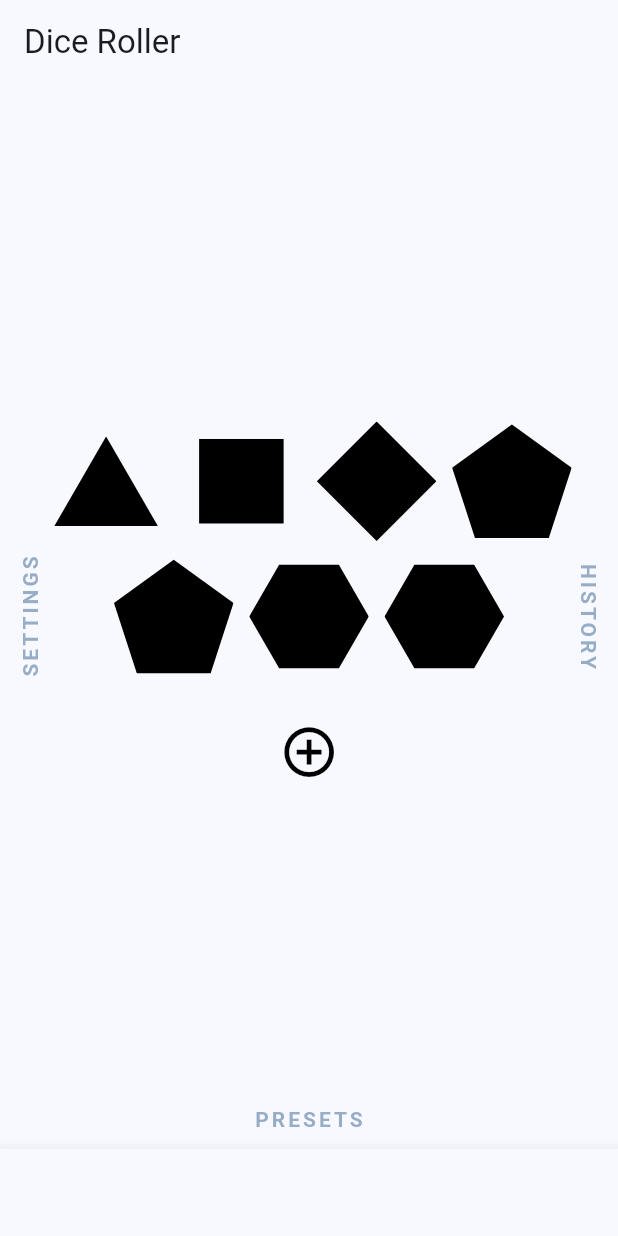
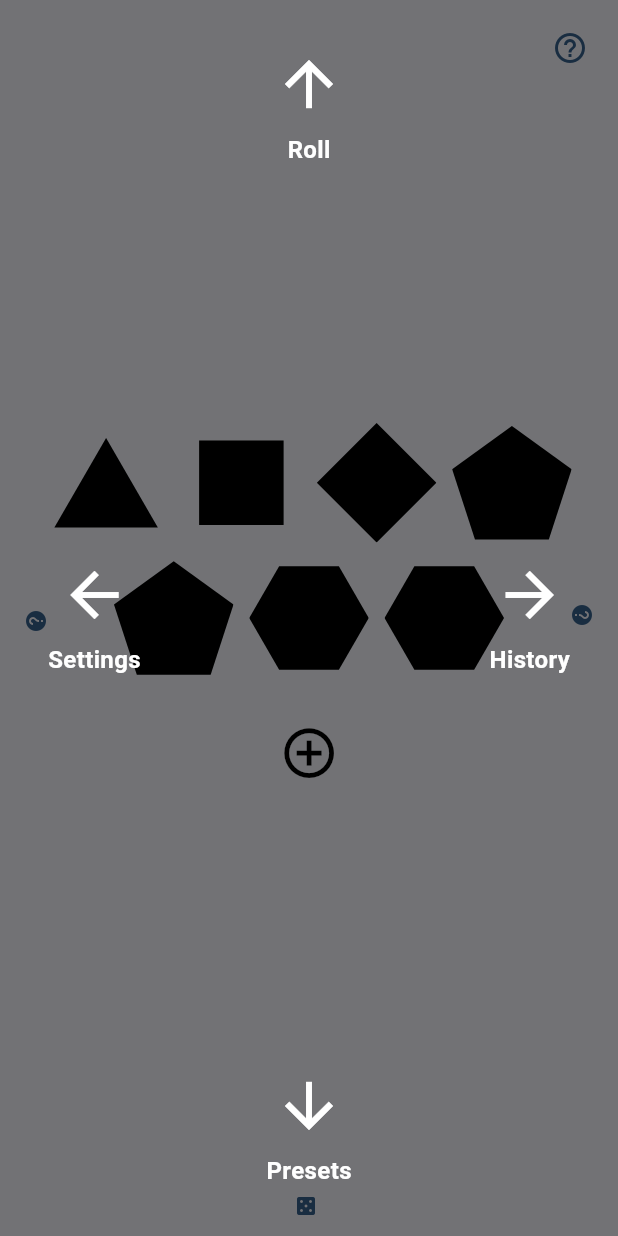
Before and after one commit to leorfernandes/mobile-dice-rolling, a Flutter app: the screen it shows after launch, on a phone screen of 412 x 824 dp. Run offline on Flutter 3.47's test engine with Material 3 defaults, Android fonts, the phone set to English and light mode, and no system bars; our stand-ins replace flutter_svg, just_audio, shared_preferences.

Commit message:
Help button added

```diff
--- a/lib/models/dice_set.dart
+++ b/lib/models/dice_set.dart
@@ -2,12 +2,13 @@ class DiceSet {
   final Map<int, int> dice;
   final int modifier;
 
-  //Constructor
+  // Constructor
   const DiceSet({
     required this.dice,
     this.modifier = 0,
   });
 
+  // Copy with optional new values
   DiceSet copyWith({
     Map<int, int>? dice,
     int? modifier,
@@ -30,14 +31,11 @@ class DiceSet {
     if (!dice.containsKey(sides) || dice[sides] == 0) {
       return this;
     }
-
     final newDice = Map<int, int>.from(dice);
     newDice[sides] = newDice[sides]! - 1;
-
     if (newDice[sides] == 0) {
       newDice.remove(sides);
     }
-
     return copyWith(dice: newDice);
   }
 
@@ -46,37 +44,28 @@ class DiceSet {
     if (!dice.containsKey(sides) || dice[sides] == 0) {
       return this;
     }
-
     final newDice = Map<int, int>.from(dice);
-    newDice[sides] = 0;
-
-    if (newDice[sides] == 0) {
-      newDice.remove(sides);
-    }
-
+    newDice.remove(sides);
     return copyWith(dice: newDice);
   }
 
-
   // Get a formatted description of the dice set
   String get description {
-    List<String> parts = [];
-
+    final parts = <String>[];
     dice.forEach((sides, count) {
       if (count > 0) {
         parts.add('${count}d$sides');
       }
     });
-
     if (modifier > 0) {
       parts.add('+ $modifier');
     } else if (modifier < 0) {
       parts.add('- ${modifier.abs()}');
     }
-
     return parts.join(' ');
   }
 
+  // Serialization
   Map<String, dynamic> toMap() {
     return {
       'dice': dice.map((key, value) => MapEntry(key.toString(), value)),
@@ -85,9 +74,8 @@ class DiceSet {
   }
 
   factory DiceSet.fromMap(Map<String, dynamic> map) {
-    final diceMap = (map['dice'] as Map<String, dynamic>).map((key, value) =>
-      MapEntry(int.parse(key), value as int));
-
+    final diceMap = (map['dice'] as Map<String, dynamic>)
+        .map((key, value) => MapEntry(int.parse(key), value as int));
     return DiceSet(
       dice: diceMap,
       modifier: map['modifier'] as int,
--- a/lib/screens/main_screen.dart
+++ b/lib/screens/main_screen.dart
@@ -3,6 +3,7 @@ import '../widgets/dice_roller.dart';
 import '../widgets/history.dart';
 import '../widgets/settings.dart';
 import '../screens/presets_screen.dart';
+import '../widgets/help_overlay.dart';
 
 class MainScreen extends StatefulWidget {
   const MainScreen({super.key});
@@ -12,13 +13,12 @@ class MainScreen extends StatefulWidget {
 }
 
 class _MainScreenState extends State<MainScreen> {
-  // Horizontal navigation (Settings <> Roller <> History)
+  // Controllers and page indices
   final PageController _horizontalController = PageController(initialPage: 1);
+  final PageController _verticalController = PageController(initialPage: 0);
   int _horizontalPage = 1;
-
-  // Vertical navigation (Main screens <> Presets)
-  final PageController _verticalController = PageController(initialPage: 0);
   int _verticalPage = 0;
+  bool _showHelp = false;
 
   @override
   void dispose() {
@@ -30,12 +30,51 @@ class _MainScreenState extends State<MainScreen> {
   @override
   Widget build(BuildContext context) {
     return Scaffold(
-      appBar: AppBar(
-        title: Text(_getTitleText()),
-      ),
       body: Stack(
         children: [
-          PageView(
+          Stack(
+            children: [
+          _buildMainPageView(),
+          ..._buildEdgeTapAreas(context),
+          _buildHelpButton(),
+            ],
+          ),
+      if (_showHelp)
+        HelpOverlay(
+          onDismiss: () => setState(() => _showHelp = false),
+          horizontalPage: _horizontalPage,
+          verticalPage: _verticalPage,
+        ),
+        ]
+      )
+    );
+  }
+
+  @override
+  void initState() {
+    super.initState();
+    WidgetsBinding.instance.addPostFrameCallback((_) {
+      setState(() => _showHelp = true);
+    });
+  }
+
+  Widget _buildHelpButton() {
+    return Positioned(
+      top: MediaQuery.of(context).padding.top + 8,
+      right: 8,
+      child: Material(
+        color: Colors.transparent,
+        child: IconButton(
+          icon: const Icon(Icons.help_outline),
+          onPressed: () => setState(() => _showHelp = true),
+          color: Theme.of(context).primaryColor,
+        ),
+      ),
+    );
+  }
+
+  Widget _buildMainPageView() {
+    return PageView(
       scrollDirection: Axis.vertical,
       controller: _verticalController,
       onPageChanged: (index) {
@@ -44,7 +83,7 @@ class _MainScreenState extends State<MainScreen> {
         });
       },
       children: [
-              // Top: Main horizontal PageView
+        // Main horizontal PageView
         PageView(
           controller: _horizontalController,
           onPageChanged: (index) {
@@ -58,7 +97,7 @@ class _MainScreenState extends State<MainScreen> {
             RollHistory(),
           ],
         ),
-              // Bottom: Presets Screen
+        // Presets Screen
         PresetsScreen(
           onNavigateToRoller: () {
             _verticalController
@@ -77,12 +116,15 @@ class _MainScreenState extends State<MainScreen> {
           },
         ),
       ],
-          ),
+    );
+  }
 
-          // Edge tap areas for navigation
-          // Right edge tap area to navigate to dice roller (visible on settings page)
-          if (_verticalPage == 0 && _horizontalPage == 0)
-            _buildEdgeTapArea(
+  List<Widget> _buildEdgeTapAreas(BuildContext context) {
+    final List<Widget> areas = [];
+
+    // Settings page: right edge to roller
+    if (_verticalPage == 0 && _horizontalPage == 0) {
+      areas.add(_buildEdgeTapArea(
         context: context,
         alignment: Alignment.centerRight,
         onTap: () => _horizontalController.animateToPage(
@@ -90,12 +132,13 @@ class _MainScreenState extends State<MainScreen> {
           duration: const Duration(milliseconds: 300),
           curve: Curves.easeInOut,
         ),
-              label: 'ROLLER',
         quarterTurns: 1,
-            ),
+      ));
+    }
 
-          // Left edge tap area to navigate to settings (visible on dice roller page)
-          if (_verticalPage == 0 && _horizontalPage == 1)
+    // Dice roller page: left to settings, right to history, bottom to presets
+    if (_verticalPage == 0 && _horizontalPage == 1) {
+      areas.addAll([
         _buildEdgeTapArea(
           context: context,
           alignment: Alignment.centerLeft,
@@ -104,12 +147,8 @@ class _MainScreenState extends State<MainScreen> {
             duration: const Duration(milliseconds: 300),
             curve: Curves.easeInOut,
           ),
-              label: 'SETTINGS',
           quarterTurns: 3,
         ),
-
-          // Right edge tap area to navigate to history (visible on dice roller page)
-          if (_verticalPage == 0 && _horizontalPage == 1)
         _buildEdgeTapArea(
           context: context,
           alignment: Alignment.centerRight,
@@ -118,12 +157,8 @@ class _MainScreenState extends State<MainScreen> {
             duration: const Duration(milliseconds: 300),
             curve: Curves.easeInOut,
           ),
-              label: 'HISTORY',
           quarterTurns: 1,
         ),
-
-          // Bottom edge tap area to navigate to presets (visible on dice roller page)
-          if (_verticalPage == 0 && _horizontalPage == 1)
         _buildEdgeTapArea(
           context: context,
           alignment: Alignment.bottomCenter,
@@ -132,14 +167,15 @@ class _MainScreenState extends State<MainScreen> {
             duration: const Duration(milliseconds: 300),
             curve: Curves.easeInOut,
           ),
-              label: 'PRESETS',
           quarterTurns: 0,
           isHorizontal: true,
         ),
+      ]);
+    }
 
-          // Left edge tap area to navigate to roller (visible on history page)
-          if (_verticalPage == 0 && _horizontalPage == 2)
-            _buildEdgeTapArea(
+    // History page: left to roller
+    if (_verticalPage == 0 && _horizontalPage == 2) {
+      areas.add(_buildEdgeTapArea(
         context: context,
         alignment: Alignment.centerLeft,
         onTap: () => _horizontalController.animateToPage(
@@ -147,13 +183,13 @@ class _MainScreenState extends State<MainScreen> {
           duration: const Duration(milliseconds: 300),
           curve: Curves.easeInOut,
         ),
-              label: 'ROLLER',
         quarterTurns: 3,
-            ),
+      ));
+    }
 
-          // Top edge tap area to navigate to roller (visible on presets page)
-          if (_verticalPage == 1)
-            _buildEdgeTapArea(
+    // Presets page: top to roller
+    if (_verticalPage == 1) {
+      areas.add(_buildEdgeTapArea(
         context: context,
         alignment: Alignment.topCenter,
         onTap: () => _verticalController.animateToPage(
@@ -161,67 +197,18 @@ class _MainScreenState extends State<MainScreen> {
           duration: const Duration(milliseconds: 300),
           curve: Curves.easeInOut,
         ),
-              label: 'ROLLER',
         quarterTurns: 0,
         isHorizontal: true,
-            ),
-        ],
-      ),
-      bottomNavigationBar: BottomNavigationBar(
-        currentIndex: _verticalPage == 1 ? 3 : _horizontalPage,
-        onTap: (index) {
-          if (index == 3) {
-            // Navigate to presets (vertical swipe)
-            _verticalController.animateToPage(
-              1,
-              duration: const Duration(milliseconds: 300),
-              curve: Curves.easeInOut,
-            );
-          } else {
-            // First ensure we're on the main screen
-            if (_verticalPage == 1) {
-              _verticalController.animateToPage(
-                0,
-                duration: const Duration(milliseconds: 300),
-                curve: Curves.easeInOut,
-              );
-            }
-            // Then navigate horizontally
-            _horizontalController.animateToPage(
-              index,
-              duration: const Duration(milliseconds: 300),
-              curve: Curves.easeInOut,
-            );
-          }
-        },
-        items: const [
-          BottomNavigationBarItem(
-            icon: Icon(Icons.settings),
-            label: 'Settings',
-          ),
-          BottomNavigationBarItem(
-            icon: Icon(Icons.casino),
-            label: 'Roller',
-          ),
-          BottomNavigationBarItem(
-            icon: Icon(Icons.history),
-            label: 'History',
-          ),
-          BottomNavigationBarItem(
-            icon: Icon(Icons.save),
-            label: 'Presets',
-          ),
-        ],
-      ),
-    );
+      ));
     }
 
-  // Helper widget for edge tap areas
+    return areas;
+  }
+
   Widget _buildEdgeTapArea({
     required BuildContext context,
     required Alignment alignment,
     required VoidCallback onTap,
-    required String label,
     required int quarterTurns,
     bool isHorizontal = false,
   }) {
@@ -235,54 +222,51 @@ class _MainScreenState extends State<MainScreen> {
             height: isHorizontal ? 40 : double.infinity,
             color: Colors.transparent,
             child: Center(
+              child: Container(
+                padding: const EdgeInsets.symmetric(vertical: 8, horizontal: 16),
                 child: RotatedBox(
                 quarterTurns: quarterTurns,
-                child: Text(
-                  label,
-                  style: TextStyle(
-                    color: Theme.of(context).primaryColor.withOpacity(0.5),
-                    fontWeight: FontWeight.bold,
-                    letterSpacing: 2,
+                child: Row(
+                  mainAxisSize: MainAxisSize.min,
+                  children: [
+                    Icon(
+                      _getIcon(alignment, _verticalPage, _horizontalPage),
+                      color: Theme.of(context).primaryColor,
+                      size: 16,
+                    ),
+                    const SizedBox(width: 4),
+                  ],
                 ),
               ),
             ),
           ),
         ),
       ),
-      ),
+      )
     );
   }
 
-  // Helper methods for dynamic UI elements
-  String _getTitleText() {
-    if (_verticalPage == 1) return 'Saved Presets';
-
-    switch (_horizontalPage) {
-      case 0:
-        return 'Settings';
-      case 1:
-        return 'Dice Roller';
-      case 2:
-        return 'Roll History';
-      case 3:
-        return 'Saved Presets';
-      default:
-        return 'Dice Roller';
+  IconData _getIcon(Alignment alignment, int horizontalPage, int verticalPage) {
+    if (verticalPage == 0) {
+      // On the horizontal pages
+      switch (horizontalPage) {
+        case 0: // Settings page
+          if (alignment == Alignment.centerRight) return Icons.casino;
+          break;
+        case 1: // Dice Roller Page
+          if (alignment == Alignment.centerLeft) return Icons.settings;
+          if (alignment == Alignment.centerRight) return Icons.history;
+          if (alignment == Alignment.topCenter) return Icons.save;
+          if (alignment == Alignment.bottomCenter) return Icons.casino;
+          break;
+        case 2: // History page
+          if (alignment == Alignment.centerLeft) return Icons.casino;
+          break;
+      }
+    } else {
+      // On the presets page
+      if (alignment == Alignment.bottomCenter) return Icons.casino;
+    }
+    return Icons.help_outlined;
   }
 }
-
-  IconData _getTitleIcon() {
-    if (_verticalPage == 1) return Icons.save;
-
-    switch (_horizontalPage) {
-      case 0:
-        return Icons.casino;
-      case 1:
-        return Icons.history;
-      case 2:
-        return Icons.settings;
-      default:
-        return Icons.casino;
-    }
-  }
-}
--- /dev/null
+++ b/lib/widgets/help_overlay.dart
@@ -0,0 +1,125 @@
+import 'package:flutter/material.dart';
+
+class HelpOverlay extends StatelessWidget {
+  final VoidCallback onDismiss;
+  final int horizontalPage;
+  final int verticalPage;
+
+  const HelpOverlay({
+    super.key,
+    required this.onDismiss,
+    required this.horizontalPage,
+    required this.verticalPage,
+  });
+
+  @override
+  Widget build(BuildContext context) {
+    return Stack(
+      children: [
+        // Semi-transparent background
+        GestureDetector(
+          onTap: onDismiss,
+          child: Container(
+            color: Colors.black54,
+          ),
+        ),
+        // Arrows and text
+        Center (
+          child: Stack(
+            children:
+              _buildArrows(),
+          ),
+        ),
+      ],
+    );
+  }
+
+  List<Widget> _buildArrows() {
+    final List<Widget> arrows = [];
+
+    if (verticalPage == 0) {
+      // On the horizontal pages
+      switch (horizontalPage) {
+        case 0: // Settings page
+          arrows.add(_buildArrow(
+            alignment: Alignment.centerRight,
+            icon: Icons.arrow_forward,
+            label: 'Roller',
+          ));
+          break;
+        case 1: // Dice Roller Page
+          arrows.addAll([
+            _buildArrow(
+              alignment: Alignment.topCenter,
+              icon: Icons.arrow_upward,
+              label: 'Roll',
+            ),
+            _buildArrow(
+              alignment: Alignment.centerLeft,
+              icon: Icons.arrow_back,
+              label: 'Settings',
+            ),
+            _buildArrow(
+              alignment: Alignment.centerRight,
+              icon: Icons.arrow_forward,
+              label: 'History',
+            ),
+            _buildArrow(
+              alignment: Alignment.bottomCenter,
+              icon: Icons.arrow_downward,
+              label: 'Presets',
+            ),
+          ]);
+          break;
+        case 2: // History page
+          arrows.add(_buildArrow(
+            alignment: Alignment.centerLeft,
+            icon: Icons.arrow_back,
+            label: 'Roller',
+          ));
+          break;
+      }
+    } else {
+      // On the presets page
+      arrows.add(_buildArrow(
+        alignment: Alignment.topCenter,
+        icon: Icons.arrow_upward,
+        label: 'Roller',
+      ));
+    }
+
+    return arrows;
+  }
+
+  Widget _buildArrow({
+    required Alignment alignment,
+    required IconData icon,
+    required String label,
+  }) {
+    return Align(
+      alignment: alignment,
+      child: Padding(
+        padding: const EdgeInsets.all(32.0),
+        child: Column (
+          mainAxisSize: MainAxisSize.min,
+          children: [
+            Icon(
+              icon,
+              color: Colors.white,
+              size: 48,
+            ),
+            const SizedBox(height: 8),
+            Text(
+              label,
+              style: const TextStyle(
+                color: Colors.white,
+                fontSize: 16,
+                fontWeight: FontWeight.bold,
+              ),
+            ),
+          ],
+        ),
+      ),
+    );
+  }
+}
```
Lines whose indentation alone changed are shown as unchanged.
